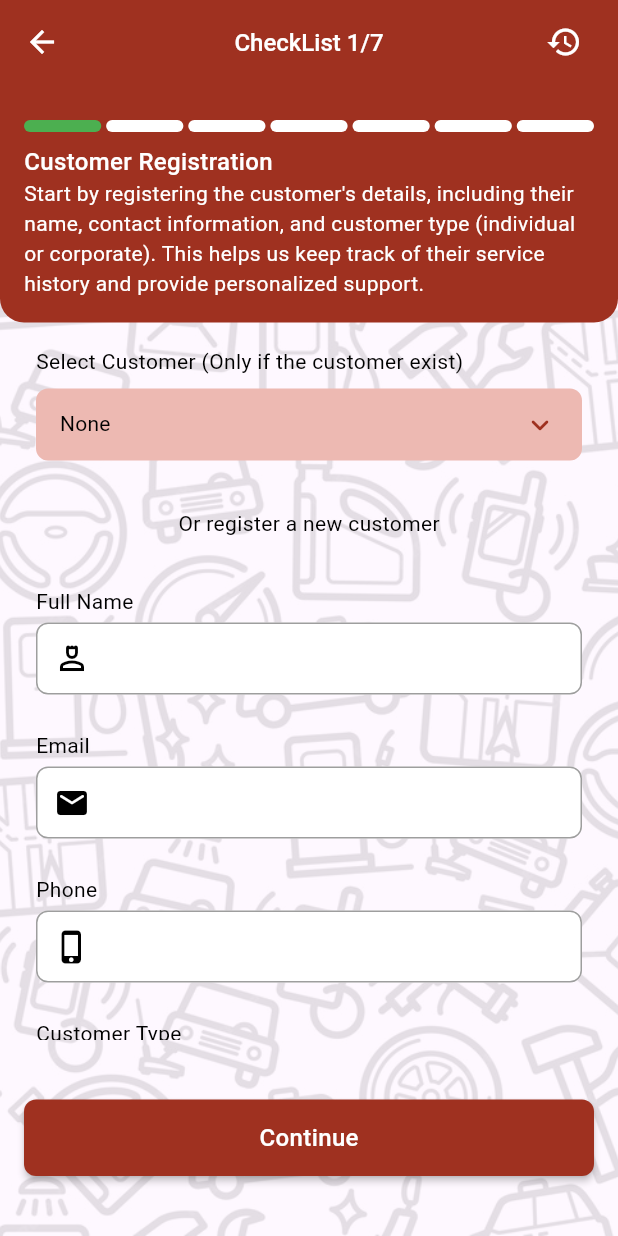
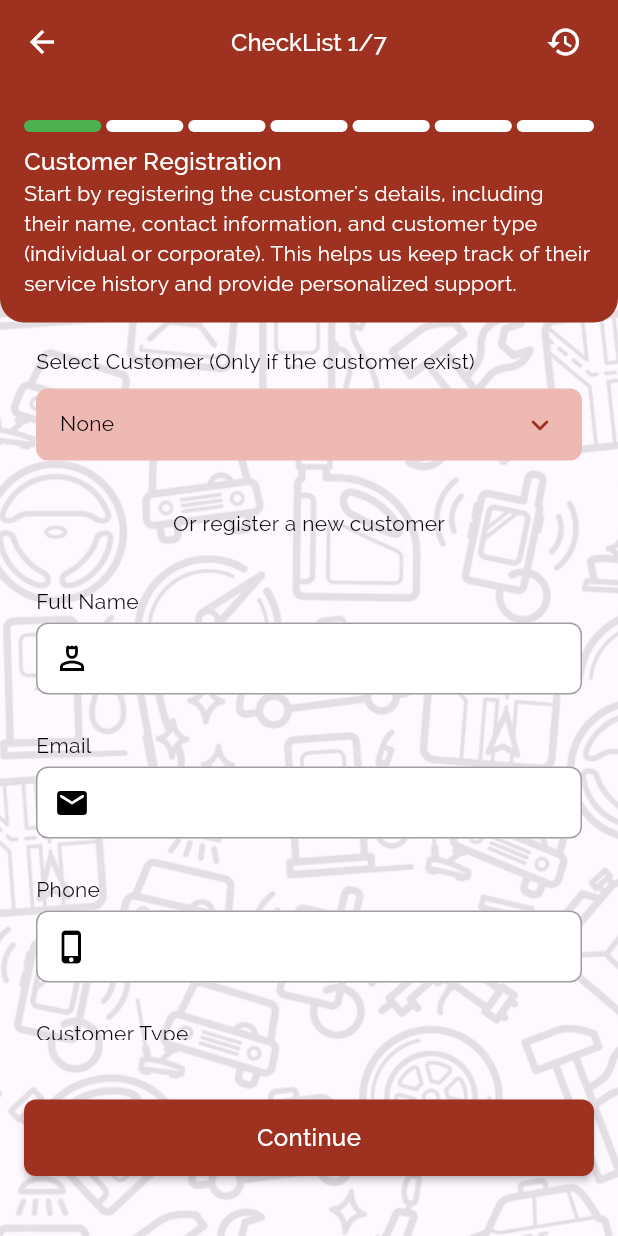
Before and after one commit to Arch-Unique/Billy_Auto, a Flutter app: the screen it shows after launch, after a tap on "Log In", on a phone screen of 412 x 824 dp. Run offline on Flutter 3.47's test engine with Material 3 defaults, Android fonts, the light colour scheme and no system bars; our stand-ins replace auto_size_text, flutter_svg, get, get_storage; missing offline and left inert: dart:ffi, flutter_to_pdf, syncfusion_flutter_signaturepad.

Commit message:
fix android

```diff
--- a/lib/controllers/app_controller.dart
+++ b/lib/controllers/app_controller.dart
@@ -1,8 +1,10 @@
+import 'dart:io';
 import 'dart:typed_data';
 
 import 'package:flutter/material.dart';
 import 'package:get/get.dart';
 import 'package:inventory/tools/enums.dart';
+import 'package:path_provider/path_provider.dart';
 
 import '../models/step.dart';
 
@@ -47,7 +49,7 @@ class AppController extends GetxController {
   Rx<Uint8List> techSig = Uint8List(0).obs;
   RxList<CStep> allSteps = <CStep>[].obs;
 
-  List<String> totalConditionsHeaders = ["A","B","C","D","E"];
+  List<String> totalConditionsHeaders = ["VEHICLE PARTICULARS","UNDERHOOD (ENGINE COMPARTMENT)","VEHICLE INTERIOR","BRAKING SYSTEM CONTROL","TIRE CONTROL"];
   RxList<bool> totalConditionsExpanded = <bool>[].obs;
   List<int> totalConditionsItems = [2, 4, 3, 5, 3];
   List<int> totalConditionsItemsZero = [2, 4, 3, 5, 3];
@@ -70,4 +72,12 @@ class AppController extends GetxController {
       inspectionNo[totalConditionsHeaders[j]] = allStepItem;
     }
   }
+
+  Future<void> saveFile(document, String name) async {
+    final Directory dir = await getApplicationDocumentsDirectory();
+    final File file = File('${dir.path}/$name.pdf');
+
+    await file.writeAsBytes(await document.save());
+    debugPrint('Saved exported PDF at: ${file.path}');
+  }
 }
--- a/lib/main.dart
+++ b/lib/main.dart
@@ -1,6 +1,7 @@
 import 'package:flutter/material.dart';
 import 'package:get/get.dart';
 import 'package:get_storage/get_storage.dart';
+import 'package:inventory/tools/assets.dart';
 import 'package:inventory/views/onboarding/splashscreen.dart';
 
 import 'controllers/dependency.dart';
@@ -17,8 +18,11 @@ class MyApp extends StatelessWidget {
 
   @override
   Widget build(BuildContext context) {
-    return const GetMaterialApp(
-      home:SplashScreen()
+    return GetMaterialApp(
+      home:SplashScreen(),
+      theme: ThemeData(
+          fontFamily: Assets.appFontFamily,),
+
     );
   }
 }
--- a/lib/tools/assets.dart
+++ b/lib/tools/assets.dart
@@ -4,4 +4,6 @@ class Assets {
   static const String logoWhiteSvg = "${images}logo_white.svg";
   static const String logoPrimary = "${images}logo_primary.jpg";
   static const String backg = "${images}backg.jpg";
+
+  static const String appFontFamily = "Raleway";
 }
--- a/lib/views/shared.dart
+++ b/lib/views/shared.dart
@@ -349,22 +349,23 @@ class AppText extends StatelessWidget {
       fontSize: (fontSize ?? 14),
       color: color ?? Colors.black,
       fontWeight: weight,
+
       overflow: overflow,
       fontStyle: style,
-      fontFamily: fontFamily,
+      fontFamily: fontFamily ?? Assets.appFontFamily,
     );
 
-    if (shdUseATT) {
-      return AutoSizeText(
-        text,
-        maxLines: maxlines ?? 2,
-        // softWrap: false,
-        wrapWords: false,
+    // if (shdUseATT) {
+    //   return AutoSizeText(
+    //     text,
+    //     maxLines: maxlines ?? 2,
+    //     // softWrap: false,
+    //     wrapWords: false,
 
-        style: ts,
-        textAlign: alignment,
-      );
-    }
+    //     style: ts,
+    //     textAlign: alignment,
+    //   );
+    // }
 
     final tt = Text(
       text,
```
Also changed, not shown: lib/views/checklist/order_summary.dart (+64 -13 lines), pubspec.yaml (+12 -0 lines), assets/fonts/Raleway-Bold.ttf (added), assets/fonts/Raleway-Medium.ttf (added), assets/fonts/Raleway-Regular.ttf (added), assets/fonts/Segoe_regular.ttf (added), pubspec.lock, 3 other files.
